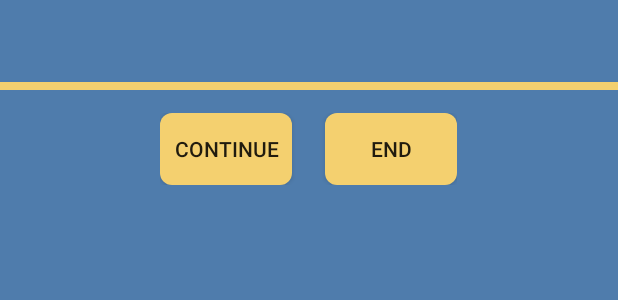
After one commit to anthiny/TicTacToe, an Android app: the layout result_dialog.xml on its own in the app's theme, with its tools: preview values and no code run, on a phone screen of 412 x 824 dp. The commit adds this screen. Shown: the top 300 px of the screen. Run offline under Robolectric (Android 15) with nearby library versions, the phone set to English and light mode, and no system bars; Roboto replaces fonts that are not available here.

Commit message:
fix result dialog

```diff
--- /dev/null
+++ b/app/src/main/res/layout/result_dialog.xml
@@ -0,0 +1,53 @@
+<?xml version="1.0" encoding="utf-8"?>
+<LinearLayout xmlns:android="http://schemas.android.com/apk/res/android"
+    xmlns:app="http://schemas.android.com/apk/res-auto"
+    xmlns:tools="http://schemas.android.com/tools"
+    android:orientation="vertical"
+    android:layout_width="match_parent"
+    android:layout_height="match_parent"
+    android:background="@color/colorCyanAzure"
+    tools:ignore="missingPrefix">
+    <TextView
+        android:id="@+id/result_title"
+        android:layout_marginTop="10dp"
+        android:layout_width="wrap_content"
+        android:layout_height="wrap_content"
+        android:textSize="25sp"
+        app:font="text"
+        android:layout_gravity="center_horizontal"
+        />
+    <LinearLayout
+        android:id="@+id/line"
+        android:layout_marginTop="10dp"
+        android:orientation="horizontal"
+        android:layout_width="match_parent"
+        android:layout_height="5dp"
+        android:background="@color/colorOrangeYellow"
+        >
+    </LinearLayout>
+    <FrameLayout
+        android:layout_marginTop="15dp"
+        android:layout_width="wrap_content"
+        android:layout_height="wrap_content"
+        android:layout_gravity="center_horizontal"
+        >
+        <Button
+            android:id="@+id/continue_button"
+            android:layout_width="wrap_content"
+            android:layout_height="wrap_content"
+            android:text="@string/result_dialog_continue"
+            android:background="@drawable/rounded_button"
+            app:font="button"
+            />
+        <Button
+            android:id="@+id/end_button"
+            android:layout_width="wrap_content"
+            android:layout_height="wrap_content"
+            android:layout_marginLeft="110dp"
+            android:layout_marginStart="110dp"
+            android:text="@string/result_dialog_end"
+            android:background="@drawable/rounded_button"
+            app:font="button"
+            />
+    </FrameLayout>
+</LinearLayout>
```
Also changed, not shown: app/src/main/java/com/example/anthonykim/kim/View/GameTableFragment.java (+32 -12 lines).
